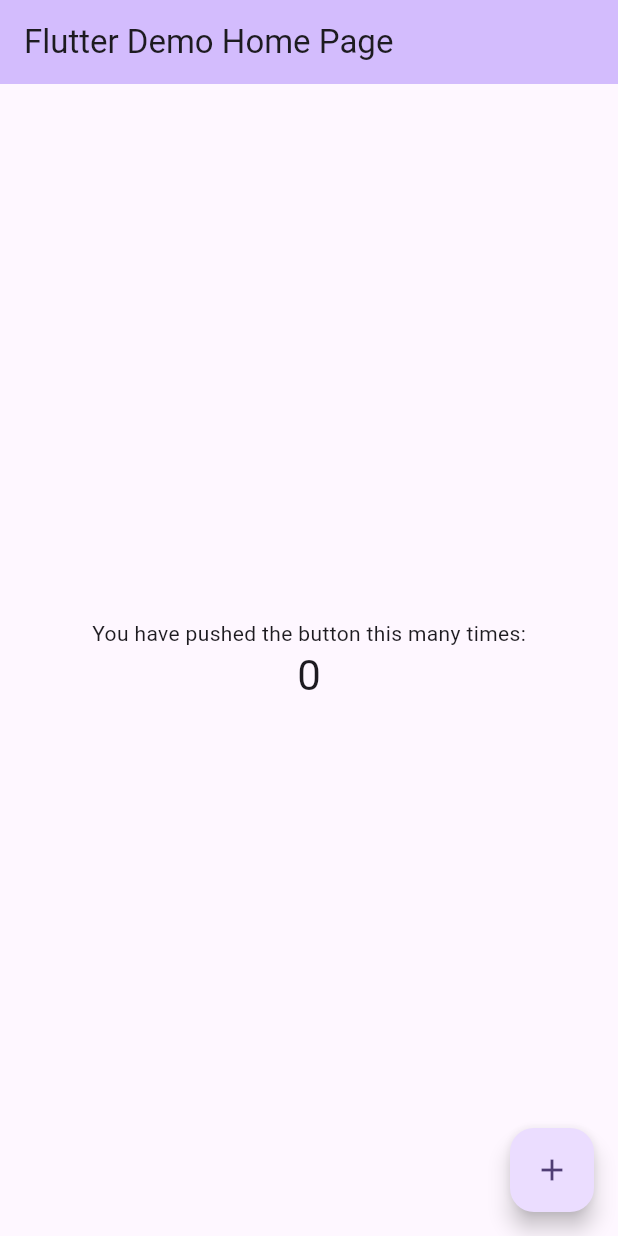
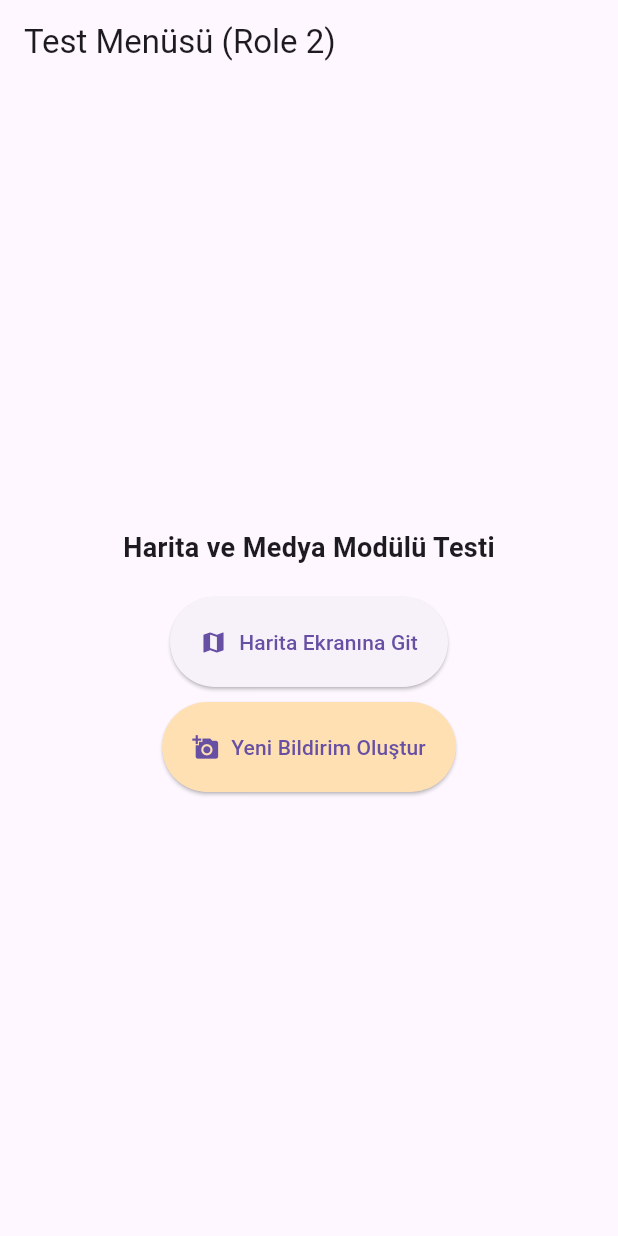
Before and after one commit to ba2hanz/smart_campus_alert_system, a Flutter app: the screen it shows after launch, on a phone screen of 412 x 824 dp. Run offline on Flutter 3.47's test engine with Material 3 defaults, Android fonts, the light colour scheme and no system bars; our stand-ins replace cloud_firestore, firebase_auth, firebase_core, firebase_storage, geolocator, google_maps_flutter and 1 more; accounts and stored records are empty; generated files the repository leaves out were written again.

Commit message:
Debug amaçlı main menü oluşturuldu, bildirim oluşturma esnasındaki fotoğraftan kaynaklanan hata düzeltildi

```diff
--- a/lib/main.dart
+++ b/lib/main.dart
@@ -1,122 +1,94 @@
 import 'package:flutter/material.dart';
+import 'package:firebase_core/firebase_core.dart';
+import 'firebase_options.dart'; // FlutterFire configure ile gelen dosya
 
-void main() {
-  runApp(const MyApp());
+// Senin oluşturduğun ekranlar
+import 'screens/map/map_screen.dart';
+import 'screens/create_incident_screen.dart';
+import 'screens/map/location_picker_screen.dart';
+// import 'screens/detail/incident_detail_screen.dart'; // Eğer bu dosyan varsa yorum satırını kaldır
+
+void main() async {
+  // 1. Flutter motorunu başlat
+  WidgetsFlutterBinding.ensureInitialized();
+
+  // 2. Firebase'i başlat (Platforma uygun ayarlarla)
+  await Firebase.initializeApp(
+    options: DefaultFirebaseOptions.currentPlatform,
+  );
+
+  runApp(MyApp());
 }
 
 class MyApp extends StatelessWidget {
   const MyApp({super.key});
 
-  // This widget is the root of your application.
   @override
   Widget build(BuildContext context) {
     return MaterialApp(
-      title: 'Flutter Demo',
+      title: 'Akıllı Kampüs',
+      debugShowCheckedModeBanner: false, // Sağ üstteki "Debug" bandını kaldırır
       theme: ThemeData(
-        // This is the theme of your application.
-        //
-        // TRY THIS: Try running your application with "flutter run". You'll see
-        // the application has a purple toolbar. Then, without quitting the app,
-        // try changing the seedColor in the colorScheme below to Colors.green
-        // and then invoke "hot reload" (save your changes or press the "hot
-        // reload" button in a Flutter-supported IDE, or press "r" if you used
-        // the command line to start the app).
-        //
-        // Notice that the counter didn't reset back to zero; the application
-        // state is not lost during the reload. To reset the state, use hot
-        // restart instead.
-        //
-        // This works for code too, not just values: Most code changes can be
-        // tested with just a hot reload.
-        colorScheme: .fromSeed(seedColor: Colors.deepPurple),
+        primarySwatch: Colors.blue,
+        useMaterial3: true,
       ),
-      home: const MyHomePage(title: 'Flutter Demo Home Page'),
+
+      // NORMALDE BURASI: home: LoginScreen() OLACAKTI.
+      // AMA ŞU AN TEST İÇİN GEÇİCİ MENÜ AÇIYORUZ:
+      home: TestMenuScreen(),
+
+      // Sayfa Rotaları (Navigasyon İsimleri)
+      routes: {
+        '/map': (context) => MapScreen(),
+        '/createIncident': (context) => CreateIncidentScreen(),
+        '/locationPicker' : (context) => LocationPickerScreen(),
+        // '/detail': (context) => IncidentDetailScreen(), // Dosyan varsa aç
+      },
     );
   }
 }
 
-class MyHomePage extends StatefulWidget {
-  const MyHomePage({super.key, required this.title});
-
-  // This widget is the home page of your application. It is stateful, meaning
-  // that it has a State object (defined below) that contains fields that affect
-  // how it looks.
-
-  // This class is the configuration for the state. It holds the values (in this
-  // case the title) provided by the parent (in this case the App widget) and
-  // used by the build method of the State. Fields in a Widget subclass are
-  // always marked "final".
-
-  final String title;
-
-  @override
-  State<MyHomePage> createState() => _MyHomePageState();
-}
-
-class _MyHomePageState extends State<MyHomePage> {
-  int _counter = 0;
-
-  void _incrementCounter() {
-    setState(() {
-      // This call to setState tells the Flutter framework that something has
-      // changed in this State, which causes it to rerun the build method below
-      // so that the display can reflect the updated values. If we changed
-      // _counter without calling setState(), then the build method would not be
-      // called again, and so nothing would appear to happen.
-      _counter++;
-    });
-  }
+// ---------------------------------------------------------
+// GEÇİCİ TEST MENÜSÜ (Giriş Ekranı yapılana kadar bunu kullan)
+// ---------------------------------------------------------
+class TestMenuScreen extends StatelessWidget {
+  const TestMenuScreen({super.key});
 
   @override
   Widget build(BuildContext context) {
-    // This method is rerun every time setState is called, for instance as done
-    // by the _incrementCounter method above.
-    //
-    // The Flutter framework has been optimized to make rerunning build methods
-    // fast, so that you can just rebuild anything that needs updating rather
-    // than having to individually change instances of widgets.
     return Scaffold(
-      appBar: AppBar(
-        // TRY THIS: Try changing the color here to a specific color (to
-        // Colors.amber, perhaps?) and trigger a hot reload to see the AppBar
-        // change color while the other colors stay the same.
-        backgroundColor: Theme.of(context).colorScheme.inversePrimary,
-        // Here we take the value from the MyHomePage object that was created by
-        // the App.build method, and use it to set our appbar title.
-        title: Text(widget.title),
-      ),
+      appBar: AppBar(title: Text("Test Menüsü (Role 2)")),
       body: Center(
-        // Center is a layout widget. It takes a single child and positions it
-        // in the middle of the parent.
         child: Column(
-          // Column is also a layout widget. It takes a list of children and
-          // arranges them vertically. By default, it sizes itself to fit its
-          // children horizontally, and tries to be as tall as its parent.
-          //
-          // Column has various properties to control how it sizes itself and
-          // how it positions its children. Here we use mainAxisAlignment to
-          // center the children vertically; the main axis here is the vertical
-          // axis because Columns are vertical (the cross axis would be
-          // horizontal).
-          //
-          // TRY THIS: Invoke "debug painting" (choose the "Toggle Debug Paint"
-          // action in the IDE, or press "p" in the console), to see the
-          // wireframe for each widget.
-          mainAxisAlignment: .center,
+          mainAxisAlignment: MainAxisAlignment.center,
           children: [
-            const Text('You have pushed the button this many times:'),
-            Text(
-              '$_counter',
-              style: Theme.of(context).textTheme.headlineMedium,
+            Text("Harita ve Medya Modülü Testi", style: TextStyle(fontSize: 18, fontWeight: FontWeight.bold)),
+            SizedBox(height: 20),
+
+            // 1. Harita Ekranına Git
+            ElevatedButton.icon(
+              icon: Icon(Icons.map),
+              label: Text("Harita Ekranına Git"),
+              style: ElevatedButton.styleFrom(padding: EdgeInsets.all(20)),
+              onPressed: () {
+                Navigator.pushNamed(context, '/map');
+              },
+            ),
+
+            SizedBox(height: 10),
+
+            // 2. Yeni Bildirim Oluştur Ekranına Git
+            ElevatedButton.icon(
+              icon: Icon(Icons.add_a_photo),
+              label: Text("Yeni Bildirim Oluştur"),
+              style: ElevatedButton.styleFrom(padding: EdgeInsets.all(20), backgroundColor: Colors.orange[100]),
+              onPressed: () {
+                Navigator.pushNamed(context, '/createIncident');
+              },
             ),
           ],
         ),
       ),
-      floatingActionButton: FloatingActionButton(
-        onPressed: _incrementCounter,
-        tooltip: 'Increment',
-        child: const Icon(Icons.add),
-      ),
     );
   }
 }
--- a/lib/models/incident_model.dart
+++ b/lib/models/incident_model.dart
@@ -10,6 +10,7 @@ class Incident {
   final double longitude;
   final String? imageUrl;
   final DateTime createdAt;
+  final String userId;
 
   Incident({
     required this.id,
@@ -21,6 +22,7 @@ class Incident {
     required this.longitude,
     this.imageUrl,
     required this.createdAt,
+    required this.userId,
   });
 
   factory Incident.fromMap(Map<String, dynamic> map, String docId) {
@@ -35,6 +37,7 @@ class Incident {
       imageUrl: map['imageUrl'],
       // Firestore Timestamp'ini DateTime'a çevirme:
       createdAt: (map['createdAt'] as Timestamp).toDate(),
+      userId: map['userId'] ?? '',
     );
   }
 
@@ -48,6 +51,7 @@ class Incident {
       'longitude': longitude,
       'imageUrl': imageUrl,
       'createdAt': Timestamp.fromDate(createdAt),
+      'userId': userId,
     };
   }
 }
```
Also changed, not shown: lib/screens/create_incident_screen.dart (added, +236 -0 lines), lib/screens/map/location_picker_screen.dart (added, +60 -0 lines), lib/screens/map/map_screen.dart (added, +101 -0 lines), 4 other files.
